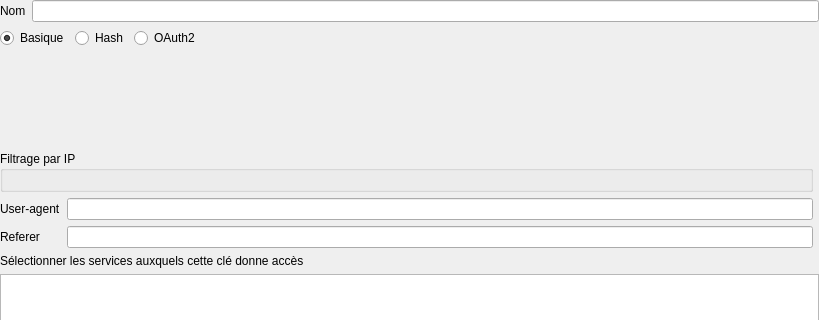
Qt form geoplateforme/gui/user_keys/wdg_user_key_creation.ui (JulesGrillot/plugin-qgis-geoplateforme) before a commit; both pictures show x 0 to 819 and y 0 to 320 of the 819 by 540 pixel window.
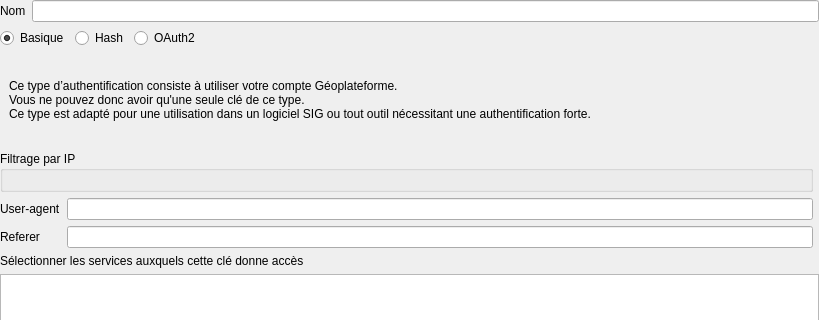
The same form after that commit. The open tabs and pages were chosen to show the change. Custom widgets are drawn as their Qt base class.

Commit message: feat(user key) : add label for oauth2

Patch:
```diff
--- a/geoplateforme/gui/user_keys/wdg_user_key_creation.ui
+++ b/geoplateforme/gui/user_keys/wdg_user_key_creation.ui
@@ -205,7 +205,19 @@
        </item>
       </layout>
      </widget>
-     <widget class="QWidget" name="page_oauth"/>
+     <widget class="QWidget" name="page_oauth">
+      <layout class="QGridLayout" name="gridLayout_6">
+       <item row="0" column="0">
+        <widget class="QLabel" name="lbl_oauth2">
+         <property name="text">
+          <string>Ce type d’authentification consiste à utiliser votre compte Géoplateforme.
+Vous ne pouvez donc avoir qu'une seule clé de ce type.
+Ce type est adapté pour une utilisation dans un logiciel SIG ou tout outil nécessitant une authentification forte. </string>
+         </property>
+        </widget>
+       </item>
+      </layout>
+     </widget>
     </widget>
    </item>
    <item row="4" column="0" colspan="2">
```
